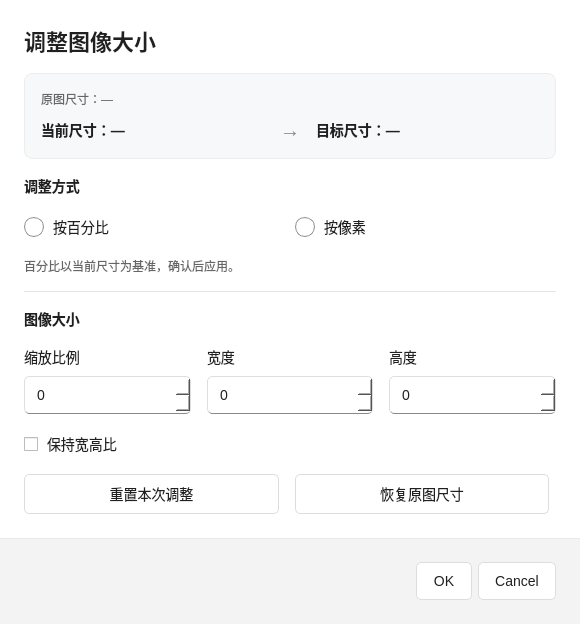
The window that ImageBatchTool/resizedialog.ui (GreenLoong/pixel-workshop) describes before a commit, drawn with Qt 5.
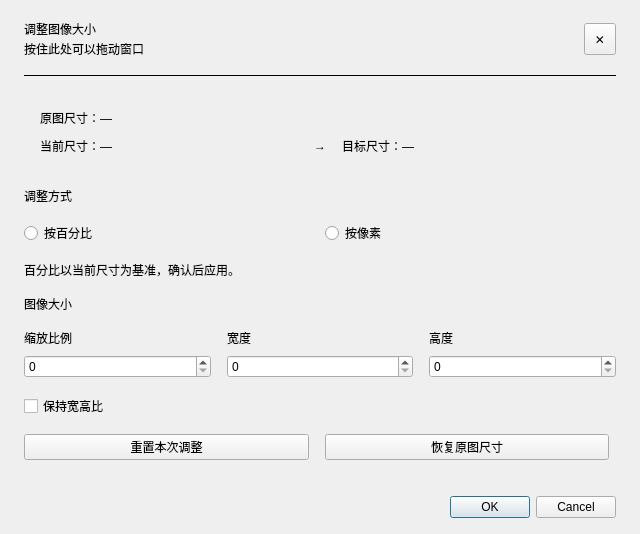
The same window after the commit.

```diff
--- a/ImageBatchTool/resizedialog.ui
+++ b/ImageBatchTool/resizedialog.ui
@@ -7,40 +7,10 @@
   </property>
   <property name="minimumSize">
    <size>
-    <width>580</width>
+    <width>640</width>
     <height>0</height>
    </size>
   </property>
-  <property name="styleSheet">
-   <string>QDialog#ResizeDialog { background: white; }
-QWidget { font-family: "Microsoft YaHei UI", "Segoe UI"; font-size: 14px; color: #202020; }
-QLabel { background: transparent; }
-QLabel#dialogHeading { font-size: 22px; font-weight: 600; }
-QLabel#modeHeading, QLabel#sizeHeading { font-weight: 600; }
-QLabel#originalSizeLabel, QLabel#modeHint { color: #666; font-size: 12px; }
-QLabel#currentSizeLabel, QLabel#targetSizeLabel { font-weight: 600; }
-QLabel#arrowLabel { color: #888; font-size: 20px; }
-QFrame#summaryPanel { background: #f7f8fa; border: 1px solid #ededed; border-radius: 8px; }
-QFrame#divider { border: none; background: #e5e5e5; max-height: 1px; }
-QWidget#footerPanel { background: #f3f3f3; border-top: 1px solid #e9e9e9; }
-QSpinBox { background: white; border: 1px solid #dedede; border-bottom: 1px solid #8a8a8a; border-radius: 5px; padding: 7px 10px; min-height: 22px; selection-background-color: #0067c0; selection-color: white; }
-QSpinBox:hover { border-color: #a0a0a0; }
-QSpinBox:focus { border-bottom: 2px solid #0067c0; }
-QSpinBox:disabled { background: #f5f5f5; color: #999; border: 1px solid #e9e9e9; }
-QRadioButton, QCheckBox { spacing: 9px; min-height: 28px; }
-QRadioButton:disabled, QCheckBox:disabled { color: #999; }
-QRadioButton::indicator { width: 18px; height: 18px; border-radius: 10px; border: 1px solid #909090; background: white; }
-QRadioButton::indicator:checked { width: 10px; height: 10px; border: 5px solid #0067c0; }
-QPushButton { background: white; border: 1px solid #ddd; border-radius: 5px; padding: 8px 16px; min-height: 20px; }
-QPushButton:hover { background: #f7f7f7; border-color: #bdbdbd; }
-QPushButton:pressed { background: #eee; }
-QPushButton:focus { border: 1px solid #0067c0; }
-QPushButton#confirmButton { background: #0067c0; color: white; border-color: #0067c0; }
-QPushButton#confirmButton:hover { background: #1975c5; }
-QPushButton#confirmButton:pressed { background: #005a9e; }
-QPushButton:disabled, QPushButton#confirmButton:disabled { background: #e9e9e9; color: #999; border-color: #e0e0e0; }
-</string>
-  </property>
   <layout class="QVBoxLayout" name="rootLayout">
    <property name="spacing">
     <number>0</number>
@@ -67,18 +37,94 @@
        <number>24</number>
       </property>
       <property name="topMargin">
-       <number>24</number>
+       <number>20</number>
       </property>
       <property name="rightMargin">
        <number>24</number>
       </property>
       <property name="bottomMargin">
-       <number>24</number>
+       <number>20</number>
       </property>
       <item>
-       <widget class="QLabel" name="dialogHeading">
-        <property name="text">
-         <string>调整图像大小</string>
+       <widget class="QWidget" name="headerPanel">
+        <property name="sizePolicy">
+         <sizepolicy hsizetype="Preferred" vsizetype="Fixed">
+          <horstretch>0</horstretch>
+          <verstretch>0</verstretch>
+         </sizepolicy>
+        </property>
+        <property name="cursor">
+         <cursorShape>SizeAllCursor</cursorShape>
+        </property>
+        <layout class="QHBoxLayout" name="headerLayout">
+         <property name="spacing">
+          <number>12</number>
+         </property>
+         <property name="leftMargin">
+          <number>0</number>
+         </property>
+         <property name="topMargin">
+          <number>0</number>
+         </property>
+         <property name="rightMargin">
+          <number>0</number>
+         </property>
+         <property name="bottomMargin">
+          <number>0</number>
+         </property>
+         <item>
+          <layout class="QVBoxLayout" name="headerTextLayout">
+           <property name="spacing">
+            <number>2</number>
+           </property>
+           <item>
+            <widget class="QLabel" name="dialogHeading">
+             <property name="text">
+              <string>调整图像大小</string>
+             </property>
+            </widget>
+           </item>
+           <item>
+            <widget class="QLabel" name="dialogSubtitle">
+             <property name="text">
+              <string>按住此处可以拖动窗口</string>
+             </property>
+            </widget>
+           </item>
+          </layout>
+         </item>
+         <item>
+          <widget class="QToolButton" name="closeButton">
+           <property name="minimumSize">
+            <size>
+             <width>32</width>
+             <height>32</height>
+            </size>
+           </property>
+           <property name="maximumSize">
+            <size>
+             <width>32</width>
+             <height>32</height>
+            </size>
+           </property>
+           <property name="cursor">
+            <cursorShape>PointingHandCursor</cursorShape>
+           </property>
+           <property name="toolTip">
+            <string>关闭（Esc）</string>
+           </property>
+           <property name="text">
+            <string>✕</string>
+           </property>
+          </widget>
+         </item>
+        </layout>
+       </widget>
+      </item>
+      <item>
+       <widget class="QFrame" name="divider">
+        <property name="frameShape">
+         <enum>QFrame::HLine</enum>
         </property>
        </widget>
       </item>
@@ -183,13 +229,6 @@
         </property>
        </widget>
       </item>
-      <item>
-       <widget class="QFrame" name="divider">
-        <property name="frameShape">
-         <enum>QFrame::HLine</enum>
-        </property>
-       </widget>
-      </item>
       <item>
        <widget class="QLabel" name="sizeHeading">
         <property name="text">
@@ -282,13 +321,13 @@
        <number>24</number>
       </property>
       <property name="topMargin">
-       <number>24</number>
+       <number>16</number>
       </property>
       <property name="rightMargin">
        <number>24</number>
       </property>
       <property name="bottomMargin">
-       <number>24</number>
+       <number>16</number>
       </property>
       <item>
        <widget class="QDialogButtonBox" name="buttonBox">
```
